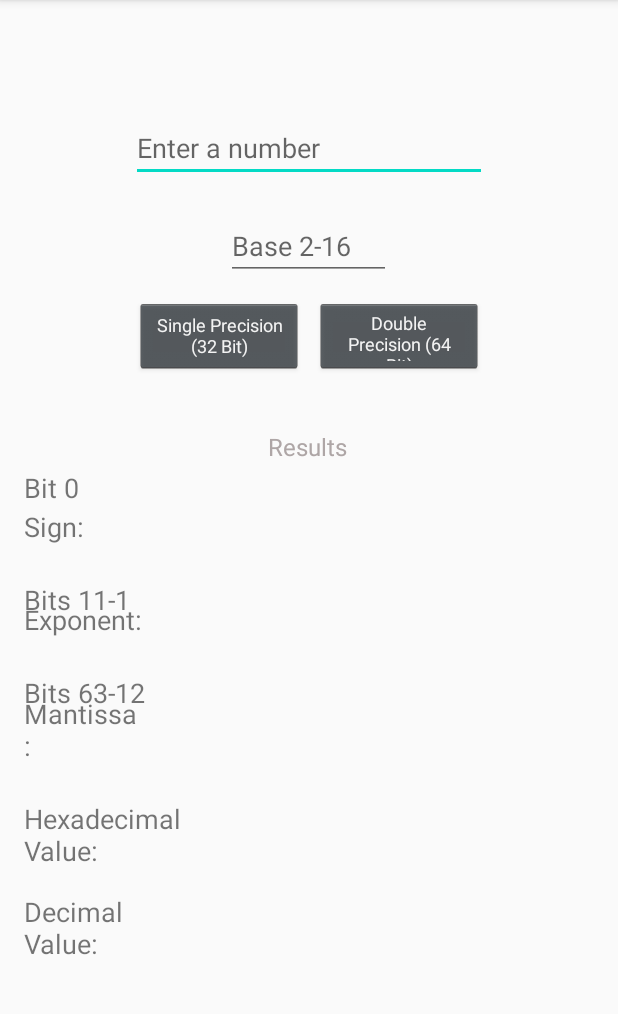
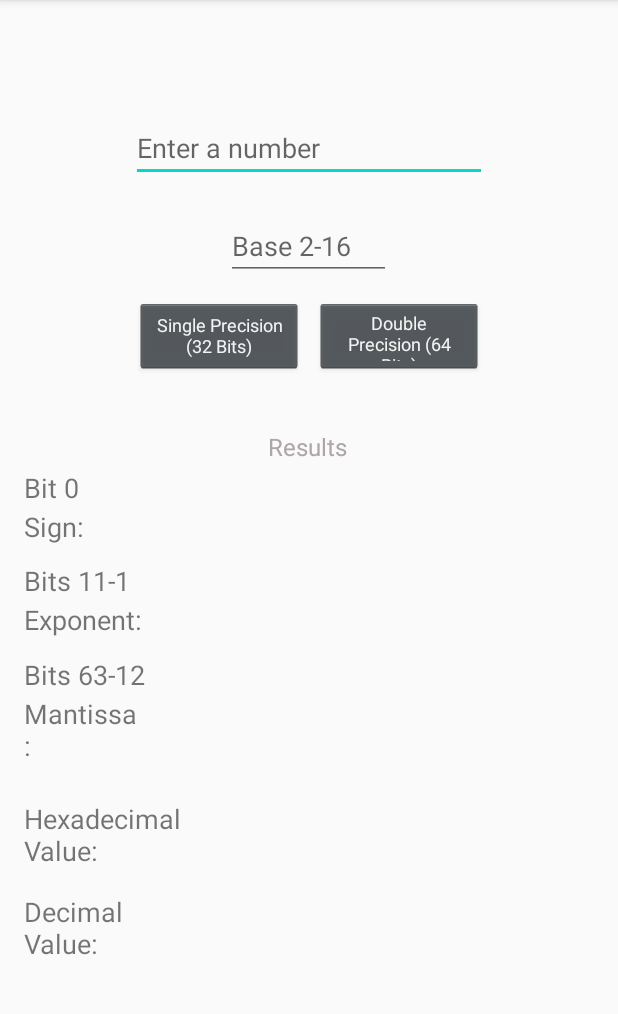
Before and after one commit to Diegohv7/BASE_CONVERTER2, an Android app: the Precisiones screen opened directly, with no data from a screen before it, after a tap on an icon or button, on a phone screen of 412 x 824 dp, the part 84-1098 px from its top. Run offline under Robolectric (Android 15) with nearby library versions, the phone set to English and light mode, and no system bars; 1 statement that could not run was skipped.

Commit message:
Base_Converter

```diff
--- a/app/src/main/java/com/example/baseconverter/Conversiones.java
+++ b/app/src/main/java/com/example/baseconverter/Conversiones.java
@@ -50,7 +50,6 @@ public class Conversiones extends AppCompatActivity  {
         String base2=bs.getText().toString() +"";
         String bit=bits.getText().toString()+"";
         String result ="";
-
         if ((numero!="")&(base1!="")&(base2!="")&(bit!="")&(!nro.VerifPunto(numero))) {
             if ((nro.ainteger(base1) > 1) & (nro.ainteger(base1) < 17) & (nro.ainteger(base2) > 1) & (nro.ainteger(base2) < 17)&(nro.ainteger(bit)<61)) {
                 if ((numero.charAt(0)) == '-')
@@ -60,9 +59,9 @@ public class Conversiones extends AppCompatActivity  {
             }else
                 Toast.makeText(getBaseContext(), "PLEASE ENTER THE DATA CORRECTLY", Toast.LENGTH_LONG).show();
         }else if (bit=="")
-            Toast.makeText(getBaseContext(), "ENTER THE BITS QUANTITY FOR THE NEGATIVE NUMBER", Toast.LENGTH_LONG).show();
+            Toast.makeText(getBaseContext(), "ENTER THE QUANTITY OF BITS FOR THE NEGATIVE NUMBER", Toast.LENGTH_LONG).show();
         else if (nro.VerifPunto(numero))
-            Toast.makeText(getBaseContext(), "NOT PERMITTED NEGATIVE FRACTIONAL NUMBER", Toast.LENGTH_LONG).show();
+            Toast.makeText(getBaseContext(), "NOT PERMITTED TO USE NEGATIVE FRACTIONAL NUMBERS", Toast.LENGTH_LONG).show();
         else
             Toast.makeText(getBaseContext(), "PLEASE ENTER THE DATA CORRECTLY", Toast.LENGTH_LONG).show();
     }
--- a/app/src/main/java/com/example/baseconverter/Converter.java
+++ b/app/src/main/java/com/example/baseconverter/Converter.java
@@ -28,7 +28,7 @@ public class Converter {
     //convertir decimal a base b
     String abase(String n1, String b1) {
         String a = "0123456789ABCDEF";
-        String resultado = "0";
+        String resultado = "";
         long n = Long.parseLong(n1);
         long b = Long.parseLong(b1);
         if (n==0)
@@ -115,7 +115,6 @@ public class Converter {
         }
         return b;
     }
-
     byte EncontrarPunto(String n1) {
         byte k = 0;
         boolean b = true;
@@ -129,7 +128,6 @@ public class Converter {
         }
         return k;
     }
-
     String ParteEntera(String n1) {
         return n1.substring(0, EncontrarPunto(n1));
     }
@@ -333,15 +331,15 @@ public class Converter {
         //String parte2= n3.substring(7);
         //n2 = conversion(parte1, "2", "16")+conversion(parte2,"2","16");
         n1=n1+n2+n3;
-        n2="";
-        while (n1.length()>0) {
+        n2=conversion(n1,"2","16");
+        /*while (n1.length()>0) {
             n3 = n1.substring(0, 4);
             if (n3.equals("0000"))
                 n2 = n2 + "0";
             else
                 n2 = n2 + conversion(n3,"2","16");
             n1 = n1.substring(4,n1.length());
-        }
+        }*/
         return n2;
     }
     String PrecisionDobleHexa(String n1, String n2, String n3) {
--- a/app/src/main/java/com/example/baseconverter/Precisiones.java
+++ b/app/src/main/java/com/example/baseconverter/Precisiones.java
@@ -118,6 +118,7 @@ public class Precisiones extends AppCompatActivity { //implements View.OnClickLi
             sig.setText(signo);
             hexadecimal=nro.PrecisionDobleHexa(signo, exponente, mantisa);
             hexa.setText(hexadecimal);
+            //10001.1101
             decimal=decimal+"."+mantisa.substring(k-1);
             decimal=nro.conversion(decimal ,"2", "10");
             dec.setText(decimal);
--- a/app/src/main/res/layout/activity_precisiones.xml
+++ b/app/src/main/res/layout/activity_precisiones.xml
@@ -27,6 +27,7 @@
         app:layout_constraintTop_toBottomOf="@+id/textView9"
         app:layout_constraintVertical_bias="1.0" />
 
+
     <TextView
         android:id="@+id/textView14"
         android:layout_width="wrap_content"
@@ -37,12 +38,14 @@
         android:layout_marginStart="16dp"
         android:layout_marginLeft="16dp"
         android:layout_marginTop="24dp"
+        android:layout_marginBottom="1dp"
         android:text="Bits 8-1"
         android:textSize="18sp"
         android:visibility="gone"
         app:layout_constraintBottom_toTopOf="@+id/textView16"
         app:layout_constraintStart_toStartOf="parent"
-        app:layout_constraintTop_toBottomOf="@+id/textView15" />
+        app:layout_constraintTop_toBottomOf="@+id/textView15"
+        app:layout_constraintVertical_bias="1.0" />
 
     <TextView
         android:id="@+id/textView113"
@@ -54,14 +57,14 @@
         android:layout_marginStart="16dp"
         android:layout_marginLeft="16dp"
         android:layout_marginTop="24dp"
+        android:layout_marginBottom="1dp"
         android:text="Bits 11-1"
         android:textSize="18sp"
         android:visibility="gone"
-        app:layout_constraintBottom_toBottomOf="@+id/textView16"
+        app:layout_constraintBottom_toTopOf="@+id/textView16"
         app:layout_constraintStart_toStartOf="parent"
         app:layout_constraintTop_toBottomOf="@+id/textView15"
-        app:layout_constraintVertical_bias="0.038" />
-
+        app:layout_constraintVertical_bias="1.0" />
 
     <TextView
         android:id="@+id/textView17"
@@ -106,14 +109,14 @@
         android:layout_alignParentLeft="true"
         android:layout_marginStart="16dp"
         android:layout_marginLeft="16dp"
-        android:layout_marginTop="24dp"
+        android:layout_marginTop="12dp"
+        android:layout_marginBottom="1dp"
         android:text="Bits 31-9"
         android:textSize="18sp"
         android:visibility="gone"
-        app:layout_constraintBottom_toBottomOf="@+id/textView17"
+        app:layout_constraintBottom_toTopOf="@+id/textView17"
         app:layout_constraintStart_toStartOf="parent"
-        app:layout_constraintTop_toBottomOf="@+id/textView16"
-        app:layout_constraintVertical_bias="0.0" />
+        app:layout_constraintTop_toBottomOf="@+id/textView16" />
 
     <TextView
         android:id="@+id/textView114"
@@ -124,14 +127,14 @@
         android:layout_alignParentLeft="true"
         android:layout_marginStart="16dp"
         android:layout_marginLeft="16dp"
-        android:layout_marginTop="24dp"
+        android:layout_marginTop="12dp"
+        android:layout_marginBottom="1dp"
         android:text="Bits 63-12"
         android:textSize="18sp"
         android:visibility="gone"
-        app:layout_constraintBottom_toBottomOf="@+id/textView17"
+        app:layout_constraintBottom_toTopOf="@+id/textView17"
         app:layout_constraintStart_toStartOf="parent"
-        app:layout_constraintTop_toBottomOf="@+id/textView16"
-        app:layout_constraintVertical_bias="0.0" />
+        app:layout_constraintTop_toBottomOf="@+id/textView16" />
 
     <TextView
         android:id="@+id/textView22"
--- a/app/src/main/res/values/strings.xml
+++ b/app/src/main/res/values/strings.xml
@@ -11,8 +11,8 @@
     <string name="convertirnegativo">Convert negative number</string>
     <string name="resultado">Result</string>
     <string name="cantidadbits">Bits qty.</string>
-    <string name="bottonsimple">Single Precision (32 Bit)</string>
-    <string name="bottondoble">Double Precision (64 Bit)</string>
+    <string name="bottonsimple">Single Precision (32 Bits)</string>
+    <string name="bottondoble">Double Precision (64 Bits)</string>
     <string name="resultados">Results</string>
     <string name="signo">Sign:</string>
     <string name="exponente">Exponent:</string>
```
